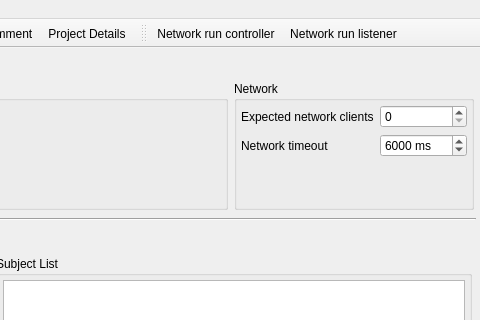
The window that src/mainwindow.ui (syntalos/syntalos) describes before a commit, drawn with Qt 5; both pictures show x 520 to 1000 and y 0 to 320 of the 1000 by 900 pixel window.
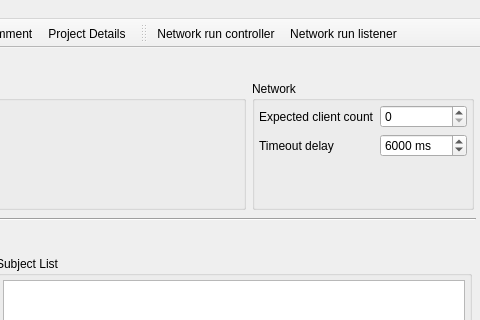
The same window after the commit. The open tabs and pages were chosen to show the change. Icons and pictures are not drawn. Custom widgets are drawn as their Qt base class.

Commit message:
tests: Attempt to fix network test failures on CI
Everything works locally, but the CI may be a bit slower, so we account
for that.

```diff
--- a/src/mainwindow.ui
+++ b/src/mainwindow.ui
@@ -900,7 +900,7 @@
                  <item row="0" column="0">
                   <widget class="QLabel" name="lblNetExpectedClients">
                    <property name="text">
-                    <string>Expected network clients</string>
+                    <string>Expected client count</string>
                    </property>
                   </widget>
                  </item>
@@ -923,7 +923,7 @@
                  <item row="1" column="0">
                   <widget class="QLabel" name="lblNetTimeout">
                    <property name="text">
-                    <string>Network timeout</string>
+                    <string>Timeout delay</string>
                    </property>
                   </widget>
                  </item>
```
The commit also changes 2 other files.
